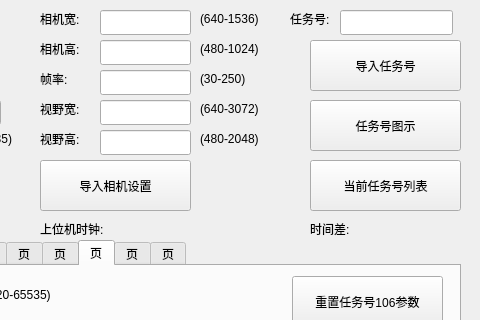
The window that qtmysunnydlg.ui (qubo188612/qtmysunny) describes before a commit, drawn with Qt 5; both pictures show x 220 to 700 and y 0 to 320 of the 1221 by 758 pixel window.
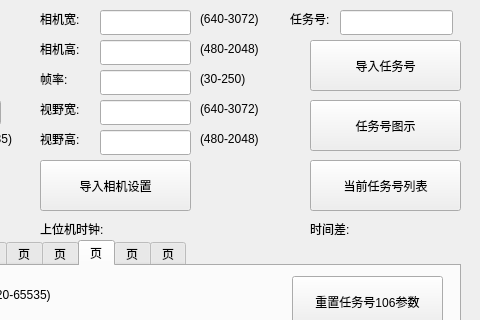
The same window after the commit. Custom widgets are drawn as their Qt base class.

```diff
--- a/qtmysunnydlg.ui
+++ b/qtmysunnydlg.ui
@@ -5571,7 +5571,7 @@
     </rect>
    </property>
    <property name="text">
-    <string>(640-1536)</string>
+    <string>(640-3072)</string>
    </property>
   </widget>
   <widget class="QLabel" name="label_31">
@@ -5584,7 +5584,7 @@
     </rect>
    </property>
    <property name="text">
-    <string>(480-1024)</string>
+    <string>(480-2048)</string>
    </property>
   </widget>
   <widget class="QLabel" name="label_33">
```
